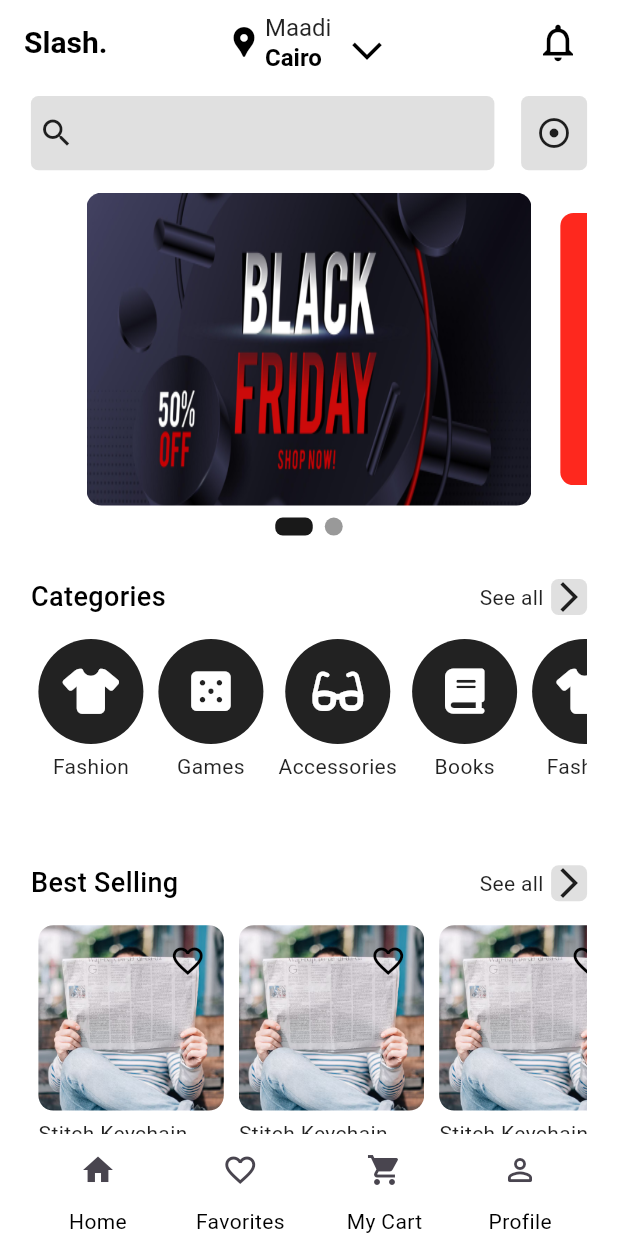
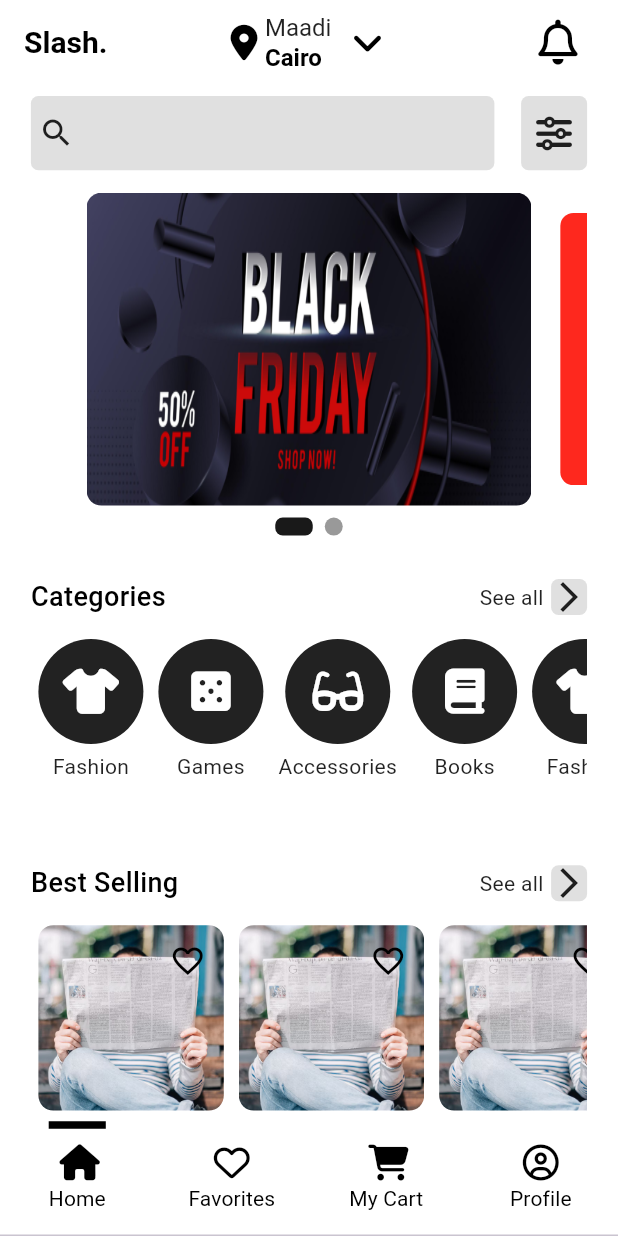
Before and after one commit to YaraHisham61/slash_task, a Flutter app: the screen it shows after launch, on a phone screen of 412 x 824 dp. Run offline on Flutter 3.47's test engine with Material 3 defaults, Android fonts, the light colour scheme and no system bars; drawn by our look-alikes of carousel_slider; our stand-ins replace font_awesome_flutter.

Commit message:
fixed icons

```diff
--- /dev/null
+++ b/lib/components/custom_app_bar.dart
@@ -0,0 +1,72 @@
+import 'package:flutter/material.dart';
+import 'package:font_awesome_flutter/font_awesome_flutter.dart';
+import 'package:slash/components/custom_text.dart';
+
+class CustomAppBar extends StatelessWidget implements PreferredSizeWidget {
+  const CustomAppBar({
+    super.key,
+  });
+
+  @override
+  Widget build(BuildContext context) {
+    return AppBar(
+      elevation: 0,
+      backgroundColor: Colors.white,
+      title: Row(
+        mainAxisAlignment: MainAxisAlignment.spaceBetween,
+        children: [
+          const CustomText(
+            text: "Slash.",
+            weight: FontWeight.w700,
+            size: 20,
+          ),
+          Row(
+            children: [
+              const Padding(
+                padding: EdgeInsets.only(right: 2.0),
+                child: Icon(
+                  FontAwesomeIcons.locationDot,
+                  color: Colors.black,
+                ),
+              ),
+              const Column(
+                crossAxisAlignment: CrossAxisAlignment.start,
+                children: [
+                  CustomText(
+                    text: "Maadi",
+                    size: 16,
+                    color: Colors.black87,
+                  ),
+                  CustomText(
+                    text: "Cairo",
+                    weight: FontWeight.w600,
+                    size: 16,
+                  ),
+                ],
+              ),
+              IconButton(
+                onPressed: () {},
+                icon: const Icon(
+                  FontAwesomeIcons.angleDown,
+                  color: Colors.black,
+                ),
+              ),
+            ],
+          ),
+          IconButton(
+            padding: EdgeInsets.zero,
+            onPressed: () {},
+            icon: const Icon(
+              FontAwesomeIcons.bell,
+              color: Colors.black,
+              size: 30,
+            ),
+          ),
+        ],
+      ),
+    );
+  }
+
+  @override
+  Size get preferredSize => const Size.fromHeight(kToolbarHeight);
+}
--- /dev/null
+++ b/lib/components/custom_bottom_navigation_bar.dart
@@ -0,0 +1,65 @@
+import 'package:flutter/material.dart';
+import 'package:font_awesome_flutter/font_awesome_flutter.dart';
+import 'package:slash/components/custom_text.dart';
+
+class CustomNavigationBar extends StatelessWidget {
+  const CustomNavigationBar({
+    super.key,
+  });
+
+  @override
+  Widget build(BuildContext context) {
+    return TabBar(
+      indicator: TopIndicator(),
+      tabs: const <Widget>[
+        Tab(
+          icon: Icon(
+            FontAwesomeIcons.house,
+            color: Colors.black,
+          ),
+          child: CustomText(text: "Home"),
+        ),
+        Tab(
+          icon: Icon(
+            FontAwesomeIcons.heart,
+            color: Colors.black,
+          ),
+          child: CustomText(text: "Favorites"),
+        ),
+        Tab(
+          icon: Icon(
+            FontAwesomeIcons.cartShopping,
+            color: Colors.black,
+          ),
+          child: CustomText(text: "My Cart"),
+        ),
+        Tab(
+          icon: Icon(
+            FontAwesomeIcons.circleUser,
+            color: Colors.black,
+          ),
+          child: CustomText(text: "Profile"),
+        ),
+      ],
+    );
+  }
+}
+
+class TopIndicator extends Decoration {
+  @override
+  BoxPainter createBoxPainter([VoidCallback? onChanged]) {
+    return _TopIndicatorBox();
+  }
+}
+
+class _TopIndicatorBox extends BoxPainter {
+  @override
+  void paint(Canvas canvas, Offset offset, ImageConfiguration cfg) {
+    Paint paint = Paint()
+      ..color = Colors.black
+      ..strokeWidth = 5
+      ..isAntiAlias = true;
+
+    canvas.drawLine(offset, Offset(cfg.size!.width + offset.dx, 0), paint);
+  }
+}
--- a/lib/main.dart
+++ b/lib/main.dart
@@ -11,6 +11,7 @@ class MainApp extends StatelessWidget {
   @override
   Widget build(BuildContext context) {
     return MaterialApp(
+      title: 'Slash Task',
       debugShowCheckedModeBanner: false,
       home: HomeScreen(),
     );
--- a/lib/views/homepage.dart
+++ b/lib/views/homepage.dart
@@ -1,9 +1,11 @@
 // ignore_for_file: prefer__ructors, prefer_const_constructors_in_immutables, prefer_const_constructors, prefer_const_literals_to_create_immutables
 
 import 'package:flutter/material.dart';
+import 'package:font_awesome_flutter/font_awesome_flutter.dart';
 import 'package:slash/components/bestselling_list.dart';
 import 'package:slash/components/categories_list.dart';
-import 'package:slash/components/custom_text.dart';
+import 'package:slash/components/custom_app_bar.dart';
+import 'package:slash/components/custom_bottom_navigation_bar.dart';
 import 'package:slash/components/image_slider.dart';
 
 class HomeScreen extends StatelessWidget {
@@ -11,66 +13,11 @@ class HomeScreen extends StatelessWidget {
 
   @override
   Widget build(BuildContext context) {
-    return Scaffold(
+    return DefaultTabController(
+      length: 4,
+      child: Scaffold(
         backgroundColor: Colors.white,
-      appBar: AppBar(
-        elevation: 0,
-        backgroundColor: Colors.white,
-        title: Row(
-          mainAxisAlignment: MainAxisAlignment.spaceBetween,
-          children: [
-            CustomText(
-              text: "Slash.",
-              weight: FontWeight.w700,
-              size: 20,
-            ),
-            Row(
-              children: [
-                Padding(
-                  padding: const EdgeInsets.only(right: 2.0),
-                  child: Icon(
-                    Icons.location_pin,
-                    color: Colors.black,
-                  ),
-                ),
-                Column(
-                  crossAxisAlignment: CrossAxisAlignment.start,
-                  children: [
-                    CustomText(
-                      text: "Maadi",
-                      size: 16,
-                      color: Colors.black87,
-                    ),
-                    CustomText(
-                      text: "Cairo",
-                      weight: FontWeight.w600,
-                      size: 16,
-                    ),
-                  ],
-                ),
-                IconButton(
-                  onPressed: () {},
-                  icon: RotatedBox(
-                    quarterTurns: 3,
-                    child: Icon(
-                      Icons.arrow_back_ios,
-                      color: Colors.black,
-                    ),
-                  ),
-                ),
-              ],
-            ),
-            IconButton(
-              onPressed: () {},
-              icon: Icon(
-                Icons.notifications_outlined,
-                color: Colors.black,
-                size: 30,
-              ),
-            ),
-          ],
-        ),
-      ),
+        appBar: CustomAppBar(),
         body: SingleChildScrollView(
           child: Center(
             child: SizedBox(
@@ -109,7 +56,7 @@ class HomeScreen extends StatelessWidget {
                             borderRadius: BorderRadius.circular(5.0),
                           ),
                           child: Icon(
-                          Icons.adjust,
+                            FontAwesomeIcons.sliders,
                           ),
                         ),
                       ],
@@ -131,50 +78,7 @@ class HomeScreen extends StatelessWidget {
             ),
           ),
         ),
-      bottomNavigationBar: Row(
-        mainAxisAlignment: MainAxisAlignment.spaceEvenly,
-        children: [
-          Column(
-            mainAxisSize: MainAxisSize.min,
-            children: [
-              IconButton(
-                icon: Icon(Icons.home),
-                onPressed: () {},
-              ),
-              CustomText(text: "Home")
-            ],
-          ),
-          Column(
-            mainAxisSize: MainAxisSize.min,
-            children: [
-              IconButton(
-                icon: Icon(Icons.favorite_border),
-                onPressed: () {},
-              ),
-              CustomText(text: "Favorites")
-            ],
-          ),
-          Column(
-            mainAxisSize: MainAxisSize.min,
-            children: [
-              IconButton(
-                icon: Icon(Icons.shopping_cart),
-                onPressed: () {},
-              ),
-              CustomText(text: "My Cart")
-            ],
-          ),
-          Column(
-            mainAxisSize: MainAxisSize.min,
-            children: [
-              IconButton(
-                icon: Icon(Icons.person_outline_rounded),
-                onPressed: () {},
-              ),
-              CustomText(text: "Profile")
-            ],
-          ),
-        ],
+        bottomNavigationBar: CustomNavigationBar(),
       ),
     );
   }
```
Also changed, not shown: lib/models/app_icons.dart (added, +59 -0 lines), assets/icons.ttf (added). Lines whose indentation alone changed are shown as unchanged.
